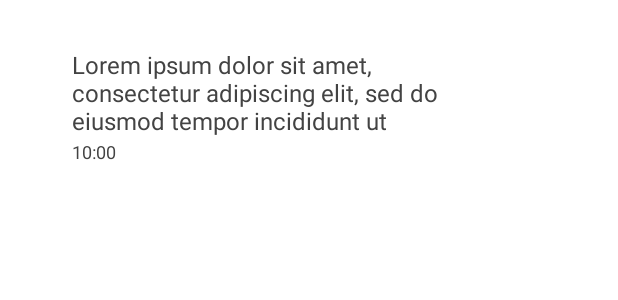
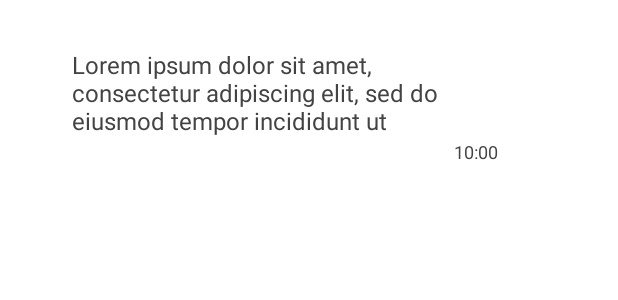
Before and after one commit to harhar-sumbogo/ChatBotTraveloka, an Android app: the layout card_message_bot.xml on its own in the app's theme, with its tools: preview values and no code run, on a phone screen of 412 x 824 dp. Shown: the top 300 px of the screen. Run offline under Robolectric (Android 15) with nearby library versions, the phone set to English and light mode, and no system bars.

Commit message:
fixing timestamp layout in card message bot

```diff
--- a/app/src/main/res/layout/card_message_bot.xml
+++ b/app/src/main/res/layout/card_message_bot.xml
@@ -33,7 +33,7 @@
             android:layout_height="wrap_content"
             android:textColor="@color/black_traveloka"
             android:text="@string/dummy_timestamp"
-            android:layout_gravity="bottom|start"
+            android:layout_gravity="bottom|end"
             android:layout_marginEnd="16dp"
             android:layout_marginTop="8dp"
             android:layout_marginBottom="8dp"
```
